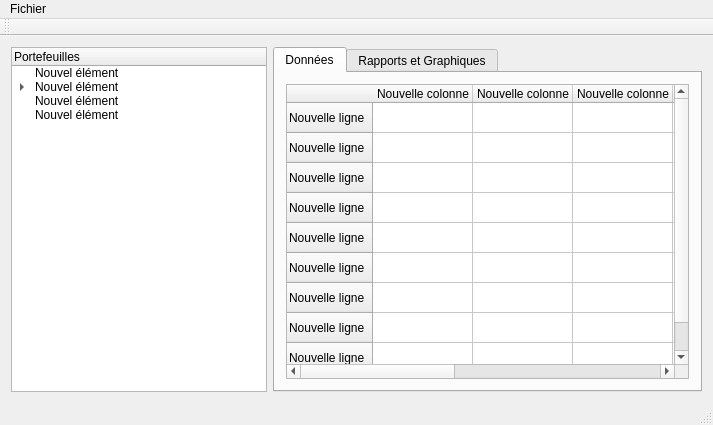
Above: ProjetVaR_Software/GUI/MainWindow.ui from pchaigno/varsoft before the change. Below: the same form after it.
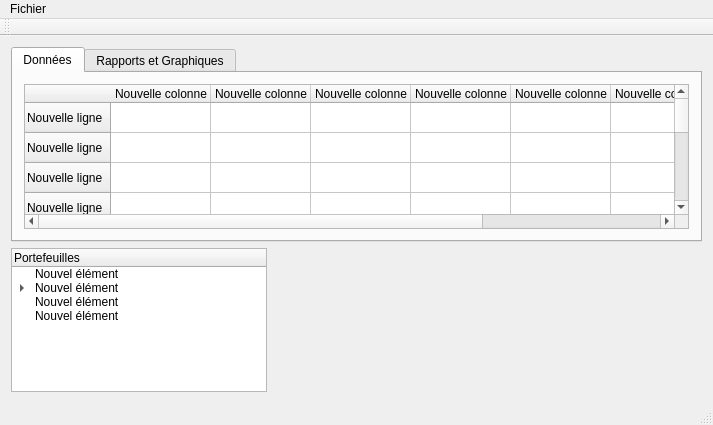
That is the form after the change.

```diff
--- a/ProjetVaR_Software/GUI/MainWindow.ui
+++ b/ProjetVaR_Software/GUI/MainWindow.ui
@@ -14,57 +14,7 @@
    <string>MainWindow</string>
   </property>
   <widget class="QWidget" name="centralWidget">
-   <layout class="QHBoxLayout" name="horizontalLayout">
-    <item>
-     <widget class="QTreeWidget" name="treeWidget">
-      <property name="sizePolicy">
-       <sizepolicy hsizetype="Fixed" vsizetype="Expanding">
-        <horstretch>0</horstretch>
-        <verstretch>0</verstretch>
-       </sizepolicy>
-      </property>
-      <column>
-       <property name="text">
-        <string>Portefeuilles</string>
-       </property>
-      </column>
-      <item>
-       <property name="text">
-        <string>Nouvel élément</string>
-       </property>
-      </item>
-      <item>
-       <property name="text">
-        <string>Nouvel élément</string>
-       </property>
-       <item>
-        <property name="text">
-         <string>Nouveau sous-élément</string>
-        </property>
-       </item>
-       <item>
-        <property name="text">
-         <string>Nouvel élément</string>
-        </property>
-       </item>
-       <item>
-        <property name="text">
-         <string>Nouvel élément</string>
-        </property>
-       </item>
-      </item>
-      <item>
-       <property name="text">
-        <string>Nouvel élément</string>
-       </property>
-      </item>
-      <item>
-       <property name="text">
-        <string>Nouvel élément</string>
-       </property>
-      </item>
-     </widget>
-    </item>
+   <layout class="QVBoxLayout" name="verticalLayout">
     <item>
      <widget class="QTabWidget" name="tabWidget">
       <property name="currentIndex">
@@ -77,6 +27,9 @@
        <layout class="QHBoxLayout" name="horizontalLayout_2">
         <item>
          <widget class="QTableWidget" name="tableWidget">
+          <property name="showGrid">
+           <bool>true</bool>
+          </property>
           <row>
            <property name="text">
             <string>Nouvelle ligne</string>
@@ -173,6 +126,56 @@
       </widget>
      </widget>
     </item>
+    <item>
+     <widget class="QTreeWidget" name="treeWidget">
+      <property name="sizePolicy">
+       <sizepolicy hsizetype="Fixed" vsizetype="Expanding">
+        <horstretch>0</horstretch>
+        <verstretch>0</verstretch>
+       </sizepolicy>
+      </property>
+      <column>
+       <property name="text">
+        <string>Portefeuilles</string>
+       </property>
+      </column>
+      <item>
+       <property name="text">
+        <string>Nouvel élément</string>
+       </property>
+      </item>
+      <item>
+       <property name="text">
+        <string>Nouvel élément</string>
+       </property>
+       <item>
+        <property name="text">
+         <string>Nouveau sous-élément</string>
+        </property>
+       </item>
+       <item>
+        <property name="text">
+         <string>Nouvel élément</string>
+        </property>
+       </item>
+       <item>
+        <property name="text">
+         <string>Nouvel élément</string>
+        </property>
+       </item>
+      </item>
+      <item>
+       <property name="text">
+        <string>Nouvel élément</string>
+       </property>
+      </item>
+      <item>
+       <property name="text">
+        <string>Nouvel élément</string>
+       </property>
+      </item>
+     </widget>
+    </item>
    </layout>
   </widget>
   <widget class="QMenuBar" name="menuBar">
```
Left out of the diff: 2 changed lines with no effect on the pictures.
